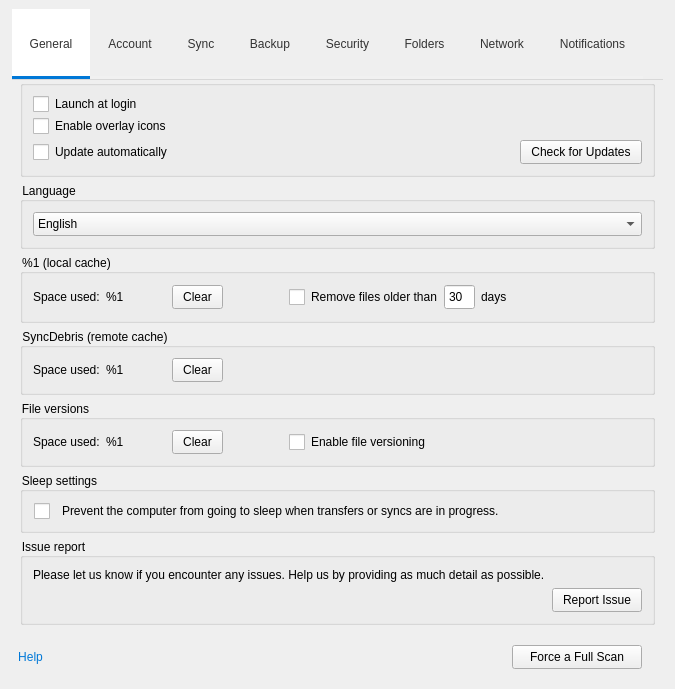
meganz/MEGAsync, file src/MEGASync/gui/linux/SettingsDialog.ui: the form before one commit.
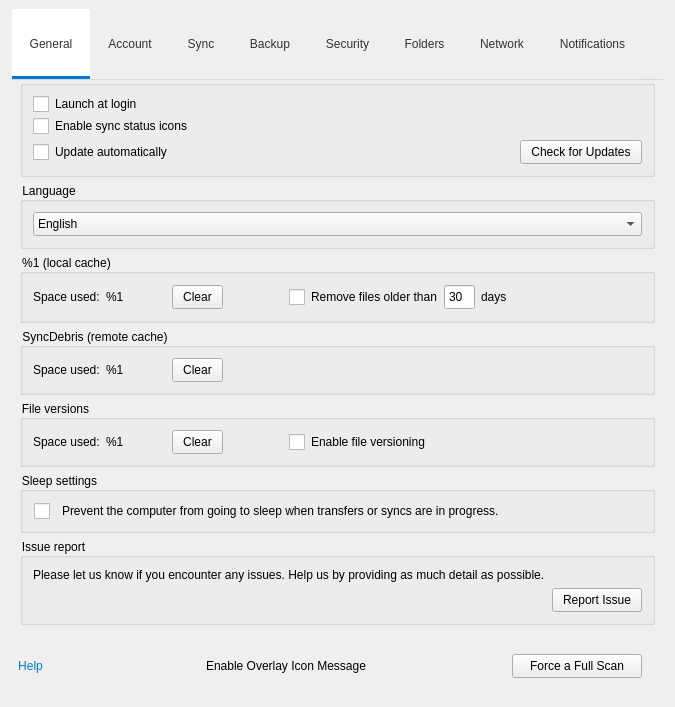
The form after the commit. Icons and pictures are not drawn. Custom widgets are drawn as their Qt base class.

Commit message: SNC-4039. Improve Overlay checkbox usability

Diff of the .ui file:
```diff
--- a/src/MEGASync/gui/linux/SettingsDialog.ui
+++ b/src/MEGASync/gui/linux/SettingsDialog.ui
@@ -627,7 +627,7 @@
           <item>
            <widget class="QCheckBox" name="cOverlayIcons">
             <property name="text">
-             <string>Enable overlay icons</string>
+             <string>Enable sync status icons</string>
             </property>
            </widget>
           </item>
@@ -3084,6 +3084,54 @@
         </property>
        </widget>
       </item>
+      <item>
+       <widget class="QStackedWidget" name="sOverlayMessageWidget">
+        <property name="currentIndex">
+         <number>1</number>
+        </property>
+        <widget class="QWidget" name="pEmpty"/>
+        <widget class="QWidget" name="pProcessing">
+         <layout class="QHBoxLayout" name="horizontalLayout_7">
+          <item>
+           <spacer name="horizontalSpacer_10">
+            <property name="orientation">
+             <enum>Qt::Horizontal</enum>
+            </property>
+            <property name="sizeHint" stdset="0">
+             <size>
+              <width>178</width>
+              <height>20</height>
+             </size>
+            </property>
+           </spacer>
+          </item>
+          <item>
+           <widget class="WaitingSpinnerWidget" name="wWaitingSpinner" native="true"/>
+          </item>
+          <item>
+           <widget class="QLabel" name="lOverlayProcessing">
+            <property name="text">
+             <string notr="true">Enable Overlay Icon Message</string>
+            </property>
+           </widget>
+          </item>
+          <item>
+           <spacer name="horizontalSpacer_15">
+            <property name="orientation">
+             <enum>Qt::Horizontal</enum>
+            </property>
+            <property name="sizeHint" stdset="0">
+             <size>
+              <width>177</width>
+              <height>20</height>
+             </size>
+            </property>
+           </spacer>
+          </item>
+         </layout>
+        </widget>
+       </widget>
+      </item>
       <item alignment="Qt::AlignRight">
        <widget class="QStackedWidget" name="wStackFooter">
         <property name="sizePolicy">
```
The commit also changes 5 other files.
